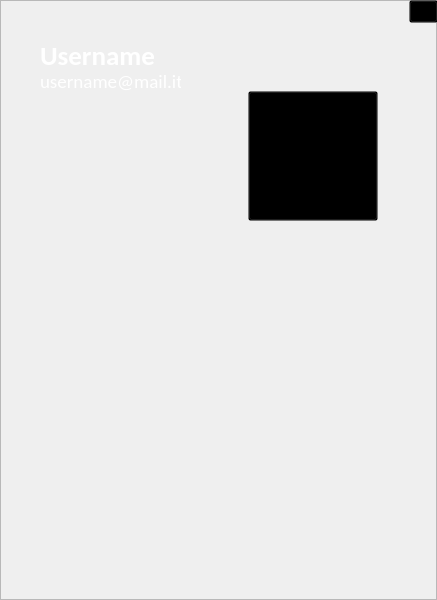
Above: ClientModule/userprofile.ui from giovannic96/Real-time-collaborative-text-editor before the change. Below: the same form after it.
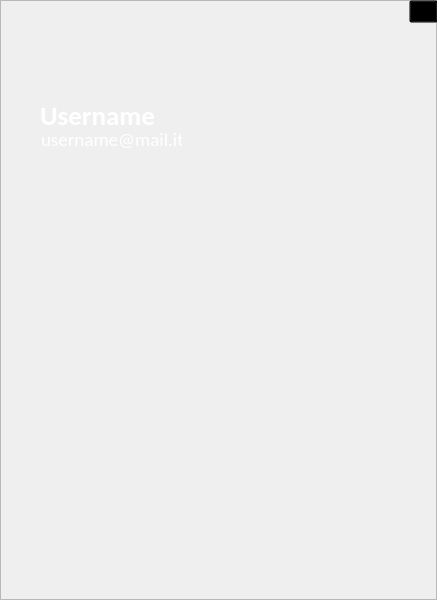
That is the form after the change. Icons and pictures are not drawn.

```diff
--- a/ClientModule/userprofile.ui
+++ b/ClientModule/userprofile.ui
@@ -59,12 +59,21 @@
      <height>130</height>
     </rect>
    </property>
+   <property name="font">
+    <font>
+     <family>Calibri</family>
+     <pointsize>72</pointsize>
+     <weight>50</weight>
+     <bold>false</bold>
+    </font>
+   </property>
    <property name="cursor">
     <cursorShape>PointingHandCursor</cursorShape>
    </property>
    <property name="styleSheet">
     <string notr="true">#UserImageButton{
-background-color:transparent;
+border:none;
+color:white;
 }</string>
    </property>
    <property name="text">
@@ -77,54 +86,6 @@
     </size>
    </property>
   </widget>
-  <widget class="QLabel" name="Username">
-   <property name="geometry">
-    <rect>
-     <x>40</x>
-     <y>40</y>
-     <width>141</width>
-     <height>31</height>
-    </rect>
-   </property>
-   <property name="font">
-    <font>
-     <family>Calibri</family>
-     <pointsize>20</pointsize>
-     <weight>75</weight>
-     <bold>true</bold>
-    </font>
-   </property>
-   <property name="styleSheet">
-    <string notr="true">color:white;</string>
-   </property>
-   <property name="text">
-    <string>Username</string>
-   </property>
-  </widget>
-  <widget class="QLabel" name="Mail">
-   <property name="geometry">
-    <rect>
-     <x>40</x>
-     <y>66</y>
-     <width>141</width>
-     <height>31</height>
-    </rect>
-   </property>
-   <property name="font">
-    <font>
-     <family>Calibri</family>
-     <pointsize>14</pointsize>
-     <weight>50</weight>
-     <bold>false</bold>
-    </font>
-   </property>
-   <property name="styleSheet">
-    <string notr="true">color:white;</string>
-   </property>
-   <property name="text">
-    <string>username@mail.it</string>
-   </property>
-  </widget>
   <widget class="QFrame" name="frameProfile">
    <property name="geometry">
     <rect>
@@ -253,6 +214,54 @@
      <string/>
     </property>
    </widget>
+   <widget class="QLabel" name="Username">
+    <property name="geometry">
+     <rect>
+      <x>40</x>
+      <y>100</y>
+      <width>141</width>
+      <height>31</height>
+     </rect>
+    </property>
+    <property name="font">
+     <font>
+      <family>Calibri</family>
+      <pointsize>20</pointsize>
+      <weight>75</weight>
+      <bold>true</bold>
+     </font>
+    </property>
+    <property name="styleSheet">
+     <string notr="true">color:white;</string>
+    </property>
+    <property name="text">
+     <string>Username</string>
+    </property>
+   </widget>
+   <widget class="QLabel" name="Mail">
+    <property name="geometry">
+     <rect>
+      <x>41</x>
+      <y>124</y>
+      <width>141</width>
+      <height>31</height>
+     </rect>
+    </property>
+    <property name="font">
+     <font>
+      <family>Calibri</family>
+      <pointsize>14</pointsize>
+      <weight>50</weight>
+      <bold>false</bold>
+     </font>
+    </property>
+    <property name="styleSheet">
+     <string notr="true">color:white;</string>
+    </property>
+    <property name="text">
+     <string>username@mail.it</string>
+    </property>
+   </widget>
   </widget>
   <zorder>frameProfile</zorder>
   <zorder>exitButton</zorder>
```
Left out of the diff: 2 changed lines with no effect on the pictures.
